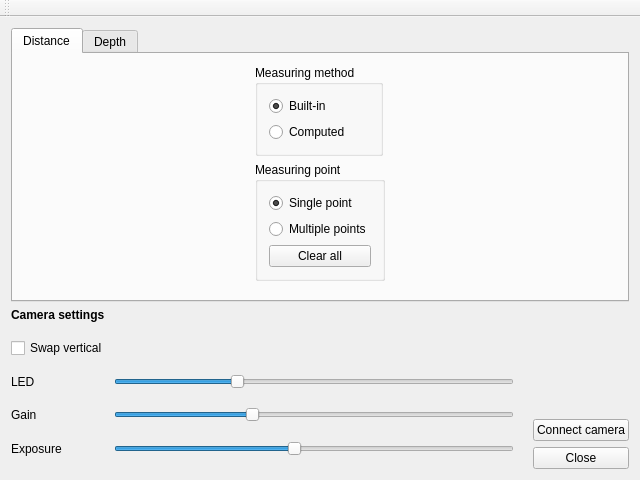
mlykotom/camera-distance, file mainwindow.ui: the form before one commit.
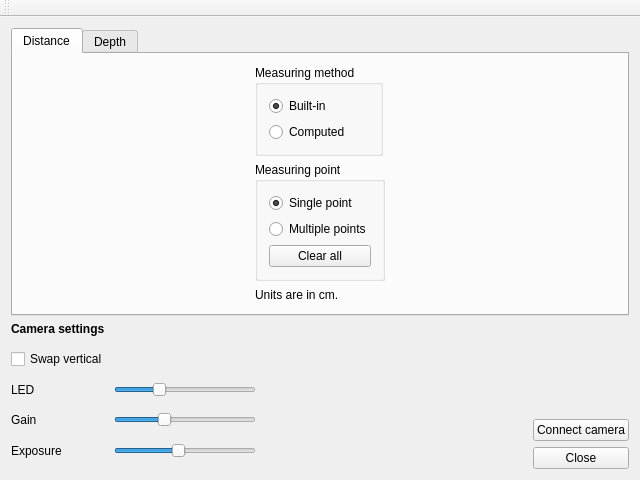
The form after the commit.

Patch:
```diff
--- a/mainwindow.ui
+++ b/mainwindow.ui
@@ -106,6 +106,13 @@
           </layout>
          </widget>
         </item>
+        <item row="2" column="1">
+         <widget class="QLabel" name="label_2">
+          <property name="text">
+           <string>Units are in cm.</string>
+          </property>
+         </widget>
+        </item>
        </layout>
       </widget>
       <widget class="QWidget" name="depthTab">
@@ -248,6 +255,22 @@
         </item>
        </layout>
       </item>
+      <item>
+       <spacer name="horizontalSpacer_2">
+        <property name="orientation">
+         <enum>Qt::Horizontal</enum>
+        </property>
+        <property name="sizeType">
+         <enum>QSizePolicy::MinimumExpanding</enum>
+        </property>
+        <property name="sizeHint" stdset="0">
+         <size>
+          <width>40</width>
+          <height>20</height>
+         </size>
+        </property>
+       </spacer>
+      </item>
       <item>
        <layout class="QVBoxLayout" name="verticalLayout_3">
         <item>
```
